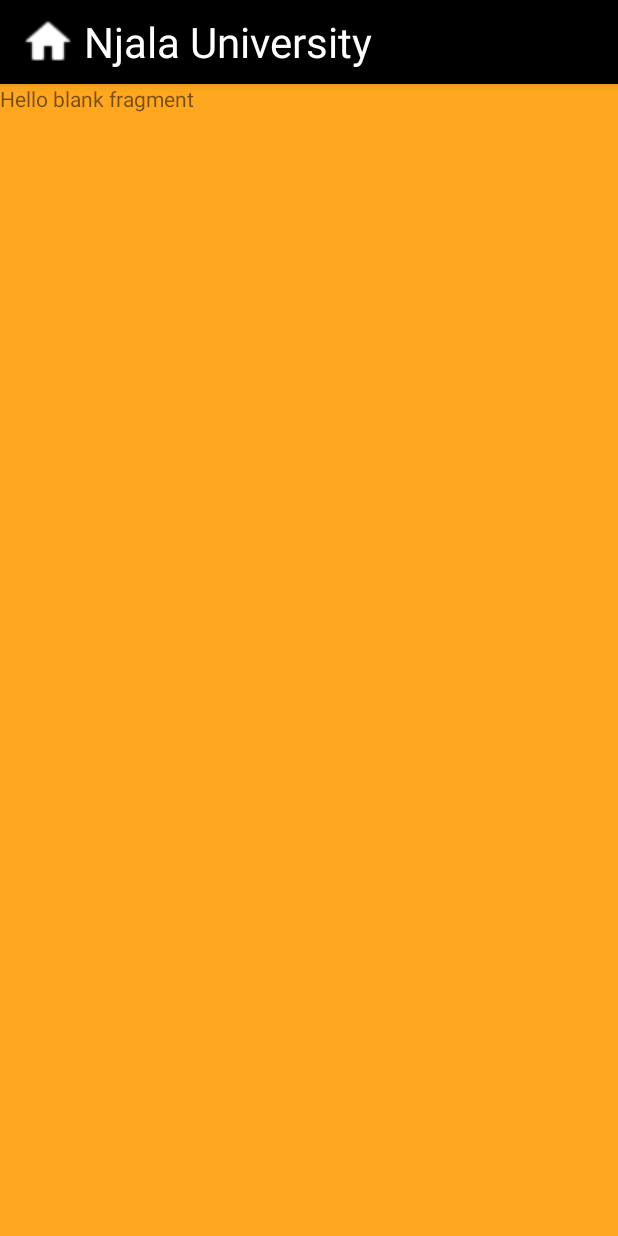
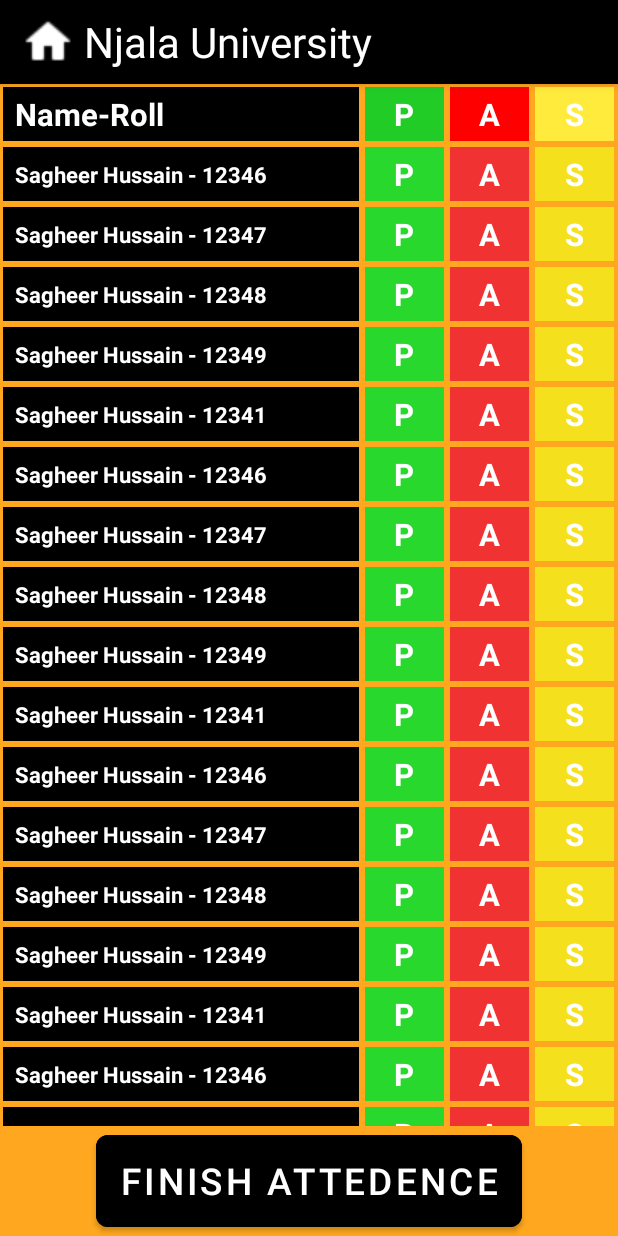
Before and after one commit to SagheerHussainZardari/Attendence_App_Njala_University, an Android app: the fragment TakeAttendencecTeacher placed in its activity, on a phone screen of 412 x 824 dp. Run offline under Robolectric (Android 15) with nearby library versions, the phone set to English and light mode, and no system bars; our stand-ins replace Firebase (no records; nobody signed in at launch, a user with empty details on screens opened directly), Volley; network calls fail.

Commit message:
RecyclerView For Attendence Set

```diff
--- /dev/null
+++ b/app/src/main/java/com/sagheer/attendenceappnjalauniversity/AdaptersModels/AttedenceAdapter.kt
@@ -0,0 +1,33 @@
+package com.sagheer.attendenceappnjalauniversity.AdaptersModels
+
+import android.content.Context
+import android.view.LayoutInflater
+import android.view.View
+import android.view.ViewGroup
+import androidx.recyclerview.widget.RecyclerView
+import com.sagheer.attendenceappnjalauniversity.R
+import kotlinx.android.synthetic.main.recyclerview_attendence.view.*
+
+class AttedenceAdapter(var context: Context, var list: ArrayList<AttendenceMmodel>) :
+    RecyclerView.Adapter<AttedenceAdapter.MyViewHolder>() {
+
+    class MyViewHolder(var view: View) : RecyclerView.ViewHolder(view)
+
+    override fun onCreateViewHolder(parent: ViewGroup, viewType: Int): MyViewHolder {
+        return MyViewHolder(
+            LayoutInflater.from(context).inflate(
+                R.layout.recyclerview_attendence,
+                parent,
+                false
+            )
+        )
+    }
+
+    override fun getItemCount(): Int {
+        return list.size
+    }
+
+    override fun onBindViewHolder(holder: MyViewHolder, position: Int) {
+        holder.view.tv_stdNameRoll_RecyclerViewAttendence.text = list[position].stdNameRoll
+    }
+}
--- /dev/null
+++ b/app/src/main/java/com/sagheer/attendenceappnjalauniversity/AdaptersModels/AttendenceMmodel.kt
@@ -0,0 +1,5 @@
+package com.sagheer.attendenceappnjalauniversity.AdaptersModels
+
+data class AttendenceMmodel(
+    var stdNameRoll: String
+)
--- a/app/src/main/java/com/sagheer/attendenceappnjalauniversity/Fragments/DetailsSelectTeacher.kt
+++ b/app/src/main/java/com/sagheer/attendenceappnjalauniversity/Fragments/DetailsSelectTeacher.kt
@@ -83,7 +83,6 @@ class DetailsSelectTeacher : Fragment() {
                     "Your Name Must Be in Teachers Name List.."
             }
         }
-
     }
 
     private fun setYearAndSemester() {
@@ -123,6 +122,7 @@ class DetailsSelectTeacher : Fragment() {
         listOfPrograms.clear()
         listOfCourses.clear()
         listOfCourseCodes.clear()
+
         val urlTeachers = "https://njala-attendence.firebaseio.com/Teachers.json"
         val urlProgramms = "https://njala-attendence.firebaseio.com/Programs.json"
         val queue = Volley.newRequestQueue(context)
--- a/app/src/main/java/com/sagheer/attendenceappnjalauniversity/Fragments/TakeAttendencecTeacher.kt
+++ b/app/src/main/java/com/sagheer/attendenceappnjalauniversity/Fragments/TakeAttendencecTeacher.kt
@@ -6,20 +6,56 @@ import android.view.LayoutInflater
 import android.view.View
 import android.view.ViewGroup
 import androidx.fragment.app.Fragment
+import androidx.recyclerview.widget.LinearLayoutManager
+import com.sagheer.attendenceappnjalauniversity.AdaptersModels.AttedenceAdapter
+import com.sagheer.attendenceappnjalauniversity.AdaptersModels.AttendenceMmodel
 import com.sagheer.attendenceappnjalauniversity.R
+import kotlinx.android.synthetic.main.fragment_take_attendencec_teacher.*
 
-/**
- * A simple [Fragment] subclass.
- */
+
 class TakeAttendencecTeacher : Fragment() {
 
     override fun onCreateView(
         inflater: LayoutInflater, container: ViewGroup?,
         savedInstanceState: Bundle?
     ): View? {
-        // Inflate the layout for this fragment
         return inflater.inflate(R.layout.fragment_take_attendencec_teacher, container, false)
     }
 
+    override fun onViewCreated(view: View, savedInstanceState: Bundle?) {
+        super.onViewCreated(view, savedInstanceState)
 
+        val stdList = ArrayList<AttendenceMmodel>()
+        stdList.add(AttendenceMmodel("Sagheer Hussain - 12346"))
+        stdList.add(AttendenceMmodel("Sagheer Hussain - 12347"))
+        stdList.add(AttendenceMmodel("Sagheer Hussain - 12348"))
+        stdList.add(AttendenceMmodel("Sagheer Hussain - 12349"))
+        stdList.add(AttendenceMmodel("Sagheer Hussain - 12341"))
+        stdList.add(AttendenceMmodel("Sagheer Hussain - 12346"))
+        stdList.add(AttendenceMmodel("Sagheer Hussain - 12347"))
+        stdList.add(AttendenceMmodel("Sagheer Hussain - 12348"))
+        stdList.add(AttendenceMmodel("Sagheer Hussain - 12349"))
+        stdList.add(AttendenceMmodel("Sagheer Hussain - 12341"))
+        stdList.add(AttendenceMmodel("Sagheer Hussain - 12346"))
+        stdList.add(AttendenceMmodel("Sagheer Hussain - 12347"))
+        stdList.add(AttendenceMmodel("Sagheer Hussain - 12348"))
+        stdList.add(AttendenceMmodel("Sagheer Hussain - 12349"))
+        stdList.add(AttendenceMmodel("Sagheer Hussain - 12341"))
+        stdList.add(AttendenceMmodel("Sagheer Hussain - 12346"))
+        stdList.add(AttendenceMmodel("Sagheer Hussain - 12347"))
+        stdList.add(AttendenceMmodel("Sagheer Hussain - 12348"))
+        stdList.add(AttendenceMmodel("Sagheer Hussain - 12349"))
+        stdList.add(AttendenceMmodel("Sagheer Hussain - 12341"))
+        stdList.add(AttendenceMmodel("Sagheer Hussain - 12346"))
+        stdList.add(AttendenceMmodel("Sagheer Hussain - 12347"))
+        stdList.add(AttendenceMmodel("Sagheer Hussain - 12348"))
+        stdList.add(AttendenceMmodel("Sagheer Hussain - 12349"))
+        stdList.add(AttendenceMmodel("Sagheer Hussain - 12341"))
+
+        recyclerViewAttendence.setHasFixedSize(true)
+        recyclerViewAttendence.layoutManager = LinearLayoutManager(context)
+        recyclerViewAttendence.adapter = AttedenceAdapter(requireContext(), stdList)
+
+
+    }
 }
--- a/app/src/main/res/layout/fragment_take_attendencec_teacher.xml
+++ b/app/src/main/res/layout/fragment_take_attendencec_teacher.xml
@@ -1,15 +1,99 @@
 <?xml version="1.0" encoding="utf-8"?>
-<FrameLayout xmlns:android="http://schemas.android.com/apk/res/android"
+<LinearLayout xmlns:android="http://schemas.android.com/apk/res/android"
     xmlns:tools="http://schemas.android.com/tools"
     android:layout_width="match_parent"
     android:layout_height="match_parent"
+    xmlns:app="http://schemas.android.com/apk/res-auto"
     android:background="@color/colorPrimary"
+    android:orientation="vertical"
+    android:weightSum="10"
     tools:context=".Fragments.TakeAttendencecTeacher">
 
-    <!-- TODO: Update blank fragment layout -->
-    <TextView
+    <LinearLayout
         android:layout_width="match_parent"
-        android:layout_height="match_parent"
-        android:text="@string/hello_blank_fragment" />
+        android:layout_height="40dp"
+        android:orientation="horizontal"
+        android:weightSum="10">
 
-</FrameLayout>
+        <TextView
+            android:layout_width="0dp"
+            android:layout_height="match_parent"
+            android:layout_margin="2dp"
+            android:layout_weight="6"
+            android:autoSizeTextType="uniform"
+            android:background="#000"
+            android:gravity="left"
+            android:lines="1"
+            android:paddingLeft="8dp"
+            android:paddingTop="4dp"
+            android:paddingBottom="4dp"
+            android:text="Name-Roll"
+            android:textColor="#fff"
+            android:textStyle="bold" />
+
+        <TextView
+            android:layout_width="0dp"
+            android:layout_height="match_parent"
+            android:layout_margin="2dp"
+            android:layout_weight="1.33"
+            android:autoSizeTextType="uniform"
+            android:background="#21CC27"
+
+            android:gravity="center"
+            android:padding="4dp"
+            android:text="P"
+            android:textColor="#fff"
+            android:textStyle="bold" />
+
+        <TextView
+            android:layout_width="0dp"
+            android:layout_height="match_parent"
+
+            android:layout_margin="2dp"
+            android:layout_weight="1.33"
+            android:autoSizeTextType="uniform"
+            android:background="#FF0000"
+            android:gravity="center"
+            android:padding="4dp"
+            android:text="A"
+            android:textColor="#fff"
+            android:textStyle="bold" />
+
+        <TextView
+            android:layout_width="0dp"
+            android:layout_height="match_parent"
+            android:layout_margin="2dp"
+            android:layout_weight="1.33"
+            android:autoSizeTextType="uniform"
+            android:background="#FFEB3B"
+
+            android:gravity="center"
+            android:padding="4dp"
+            android:text="S"
+            android:textColor="#fff"
+            android:textStyle="bold" />
+
+    </LinearLayout>
+
+    <androidx.recyclerview.widget.RecyclerView
+        android:layout_width="match_parent"
+        android:id="@+id/recyclerViewAttendence"
+        android:layout_height="0dp"
+        android:layout_weight="9" />
+
+    <com.google.android.material.button.MaterialButton
+        android:id="@+id/btn_finishAttedence"
+        android:layout_width="match_parent"
+        android:layout_height="0dp"
+        android:layout_marginLeft="64dp"
+        android:layout_marginRight="64dp"
+        android:layout_weight="1"
+        android:autoSizeTextType="uniform"
+        android:backgroundTint="@color/colorPrimaryDark"
+        android:padding="13dp"
+        android:text="Finish Attedence"
+        android:textColor="#fff"
+        app:cornerRadius="8dp" />
+
+
+</LinearLayout>
--- /dev/null
+++ b/app/src/main/res/layout/recyclerview_attendence.xml
@@ -0,0 +1,66 @@
+<?xml version="1.0" encoding="utf-8"?>
+<LinearLayout xmlns:android="http://schemas.android.com/apk/res/android"
+    android:layout_width="match_parent"
+    android:layout_height="40dp"
+    android:orientation="horizontal"
+    android:weightSum="10">
+
+    <TextView
+        android:id="@+id/tv_stdNameRoll_RecyclerViewAttendence"
+        android:layout_width="0dp"
+        android:layout_height="match_parent"
+        android:layout_margin="2dp"
+        android:layout_weight="6"
+        android:autoSizeTextType="uniform"
+        android:background="#000"
+        android:gravity="left"
+        android:lines="1"
+        android:padding="8dp"
+        android:text="Sagheer Hussain - 12345"
+        android:textColor="#fff"
+        android:textStyle="bold" />
+
+    <TextView
+        android:id="@+id/tv_Present_RecyclerViewAttendence"
+        android:layout_width="0dp"
+        android:layout_height="match_parent"
+        android:layout_margin="2dp"
+        android:layout_weight="1.33"
+        android:autoSizeTextType="uniform"
+        android:background="@color/colorGreen"
+        android:gravity="center"
+        android:padding="4dp"
+        android:text="P"
+        android:textColor="#fff"
+
+        android:textStyle="bold" />
+
+    <TextView
+        android:id="@+id/tv_Absent_RecyclerViewAttendence"
+        android:layout_width="0dp"
+        android:layout_height="match_parent"
+        android:layout_margin="2dp"
+        android:layout_weight="1.33"
+        android:autoSizeTextType="uniform"
+        android:background="@color/colorRed"
+        android:gravity="center"
+        android:padding="4dp"
+        android:text="A"
+        android:textColor="#fff"
+        android:textStyle="bold" />
+
+    <TextView
+        android:id="@+id/tv_Sick_RecyclerViewAttendence"
+        android:layout_width="0dp"
+        android:layout_height="match_parent"
+        android:layout_margin="2dp"
+        android:layout_weight="1.33"
+        android:autoSizeTextType="uniform"
+        android:background="@color/colorYellow"
+        android:gravity="center"
+        android:padding="4dp"
+        android:text="S"
+        android:textColor="#fff"
+        android:textStyle="bold" />
+
+</LinearLayout>
--- a/app/src/main/res/values/colors.xml
+++ b/app/src/main/res/values/colors.xml
@@ -3,4 +3,8 @@
     <color name="colorPrimary">#FFA71E</color>
     <color name="colorPrimaryDark">#000</color>
     <color name="colorAccent">#949494</color>
+    <color name="colorGray">#B8B8B8</color>
+    <color name="colorGreen">#28D82D</color>
+    <color name="colorRed">#F13232</color>
+    <color name="colorYellow">#F5E01E</color>
 </resources>
```
